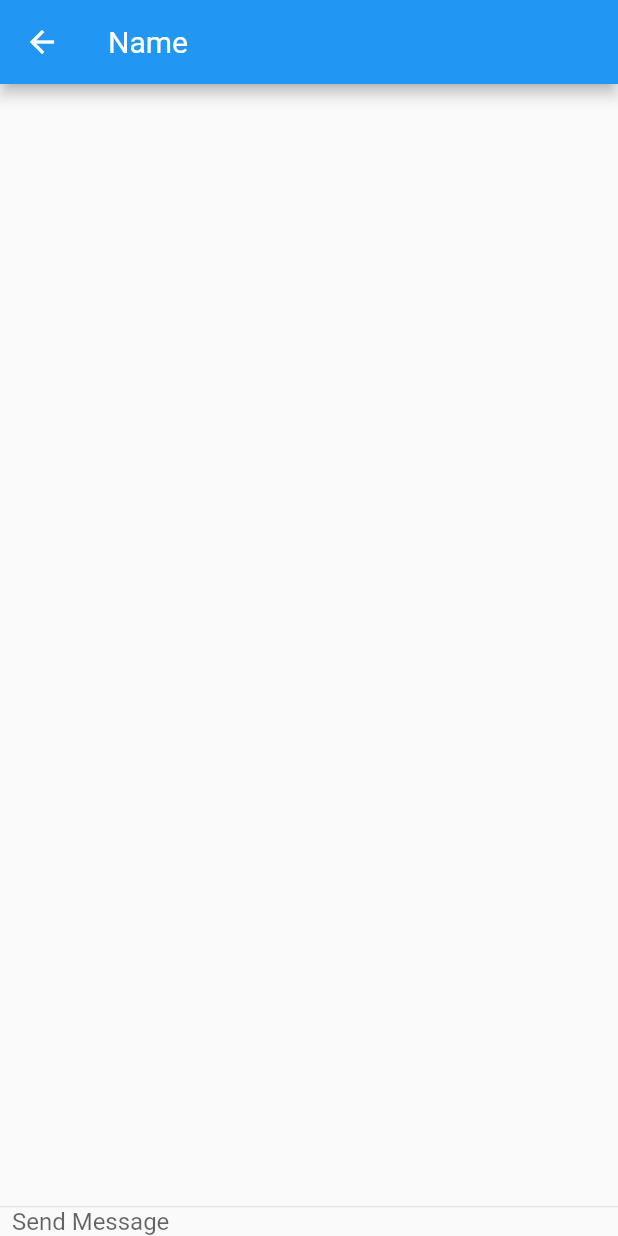
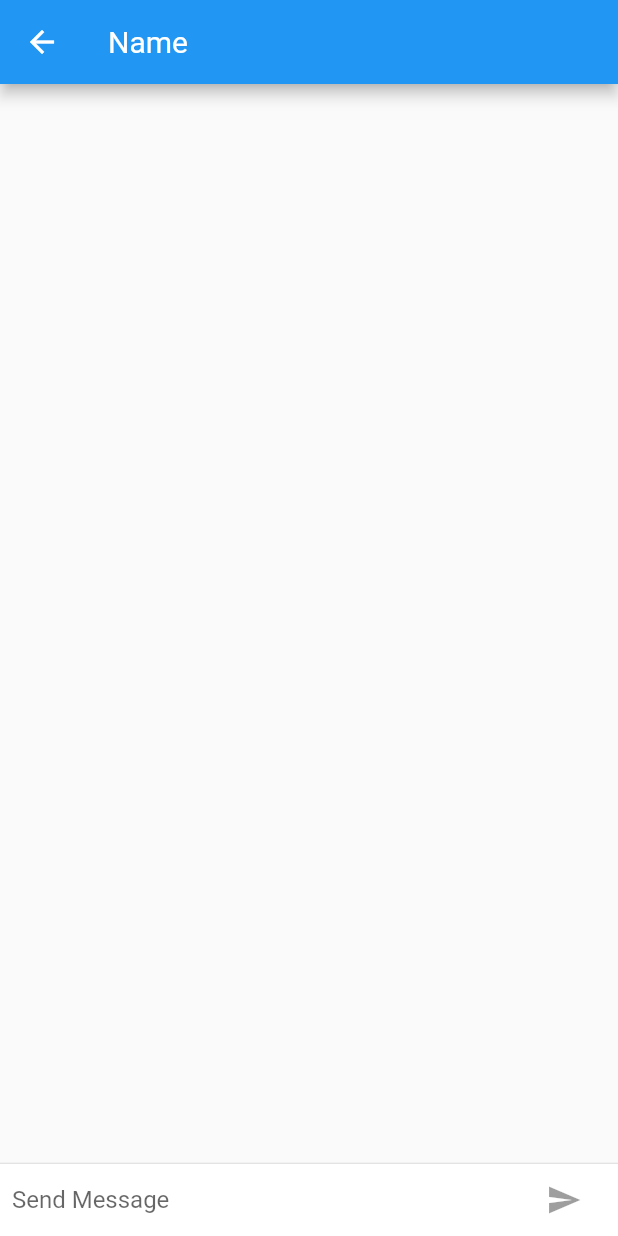
Before and after one commit to PrabhaniN/ABiGo, a Flutter app: the ChatScreen screen opened directly, on a phone screen of 412 x 824 dp. Run offline on Flutter 3.47's test engine with Material 2 defaults, Android fonts, the phone set to English and light mode, and no system bars.

Commit message:
Edited the UI design

```diff
--- a/mobile_app/lib/textChatScreen.dart
+++ b/mobile_app/lib/textChatScreen.dart
@@ -1,13 +1,16 @@
 import 'package:flutter/material.dart';
+import 'package:flutter/cupertino.dart';
 import 'chatMessage.dart';
+// import 'theme.dart';
 
 class ChatScreen extends StatefulWidget {
   @override
   _ChatScreenState createState() => _ChatScreenState();
 }
 
-class _ChatScreenState extends State<ChatScreen> {
+class _ChatScreenState extends State<ChatScreen> with TickerProviderStateMixin {
   final List<ChatMessage> _messages = <ChatMessage>[];
+  final TextEditingController _textEditingController = new TextEditingController();
   bool _isComposing =false;
   @override
   Widget build(BuildContext context) {
@@ -15,6 +18,7 @@ class _ChatScreenState extends State<ChatScreen> {
       appBar: AppBar(
         // leading: _buildStack(),
         title: Text('Name'),
+        // elevation: Theme.of(context).platform ==TargetPlatform.android ? 4.0 : 0.0,
       ),
       body: new Container(
         child: new Column(
@@ -29,13 +33,22 @@ class _ChatScreenState extends State<ChatScreen> {
             ),
             Divider(height: 1.0),
             Container(
-              // decoration: BoxDecoration(
-                // color: Theme.of(context).cardColor,
-              // ),
+              decoration: BoxDecoration(
+                color: Theme.of(context).cardColor,
+              ),
               child: _buildTextComposer(),
             ),
           ],
         ),
+        decoration: Theme.of(context).platform == TargetPlatform.iOS
+        ? new BoxDecoration(
+          border: new Border(
+            top: BorderSide(
+              color: Colors.grey[200],
+            )
+          )
+        )
+        : null
       ),
     );
   }
@@ -46,6 +59,7 @@ class _ChatScreenState extends State<ChatScreen> {
       ),
       child: Container(
         margin: EdgeInsets.symmetric(horizontal: 8.0),
+        // height: 10.0,
         child: Row(
           children: <Widget>[
             Flexible(
@@ -56,23 +70,54 @@ class _ChatScreenState extends State<ChatScreen> {
                     _isComposing = text.length > 0;
                   });
                 },
+                onSubmitted: _handleSubmitted,
                 decoration: InputDecoration.collapsed(
                   hintText: 'Send Message'
                 ),
               ),
+            ),
+            Container(
+              margin: EdgeInsets.symmetric(horizontal: 4.0),
+              child: IconButton(
+                icon: Icon(Icons.send),
+                onPressed: _isComposing
+                ? () => _handleSubmitted(_textEditingController.text)
+                :null,
+              ),
+              // child: Theme.of(context).platform == TargetPlatform.iOS
+              // ? new CupertinoButton(
+                // child: Text('Send'),
+                // onPressed: _isComposing
+                // ? () => _handleSubmitted(_textEditingController.text)
+                // : null,
+              // ):
+              // new IconButton(
+                // icon: new Icon(Icons.send),
+                // onPressed: _isComposing
+                // ? () => _handleSubmitted(_textEditingController.text)
+                // : null,
+              // ),
             ),
           ],
         ),
       ),
     );
   }
-  // Widget _buildStack() => Stack(
-    // alignment: const Alignment(10.0, 10.0),
-    // children: [
-      // CircleAvatar(
-        // backgroundImage: AssetImage('images/panda.jpeg'),
-        // radius: 25.0,
-      // ),
-    // ],
-  // );
+  void _handleSubmitted(String text) {
+    _textEditingController.clear();
+    setState(() {
+      _isComposing =false;
+    });
+    ChatMessage message = new ChatMessage(
+      text: text,
+      animationController: new AnimationController(
+        duration: new Duration(milliseconds: 400),
+        vsync: this,
+      ),
+    );
+    setState(() {
+      _messages.insert(0, message);
+    });
+    message.animationController.forward();
+  }
 }
```
Also changed, not shown: mobile_app/lib/chatMessage.dart (+8 -2 lines).
